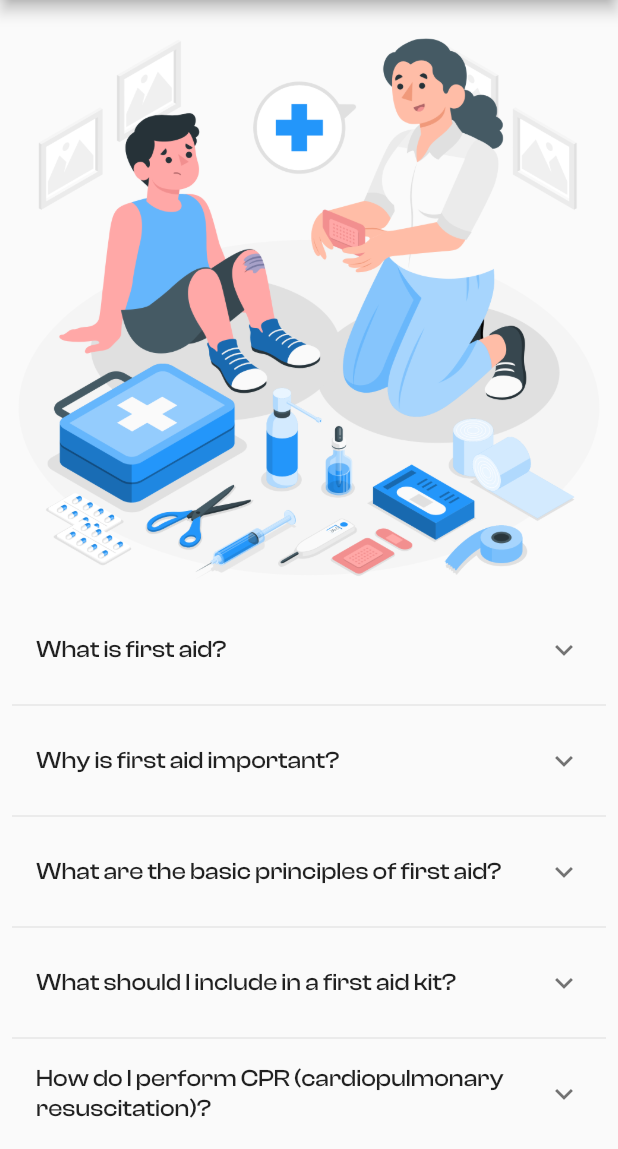
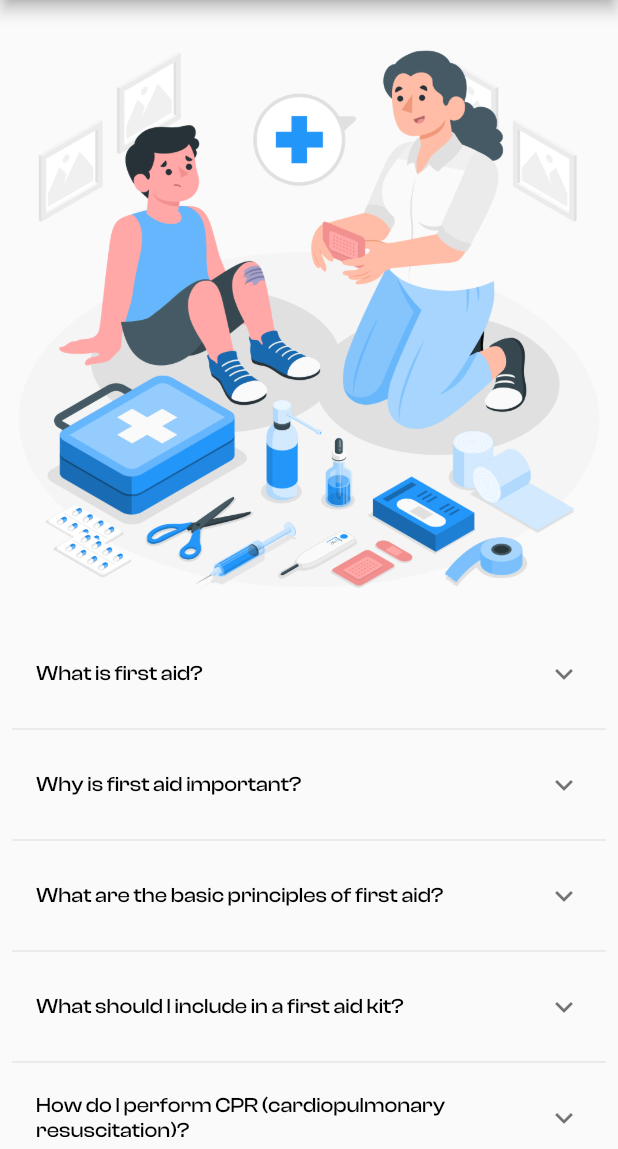
Before and after one commit to Mohamed15Ghaly/Medi-Application, a Flutter app: the Questions screen opened directly, on a phone screen of 412 x 824 dp, the part 87-1236 px from its top. Run offline on Flutter 3.47's test engine with Material 3 defaults, Android fonts, the phone set to English and light mode, and no system bars; our stand-ins replace animated_text_kit, audioplayers, auto_size_text, avatar_glow, awesome_dialog, bloc and 21 more; missing offline and left inert: data_connection_checker_tv, onesignal_flutter, record; accounts and stored records are empty; project files that could hold a hidden picture were left out.

Commit message:
Added responsive design

```diff
--- a/lib/Features/app_menu/presentation/widgets/first_aid_body.dart
+++ b/lib/Features/app_menu/presentation/widgets/first_aid_body.dart
@@ -2,6 +2,7 @@ import 'package:flutter/material.dart';
 import 'package:team/Features/app_menu/data/view_model/question_data.dart';
 import 'package:team/Features/app_menu/presentation/widgets/questions_body.dart';
 import 'package:team/core/utils/medi_image.dart';
+import 'package:team/core/utils/medi_media_query.dart';
 
 class FirstAidBody extends StatelessWidget {
   const FirstAidBody({
@@ -13,7 +14,7 @@ class FirstAidBody extends StatelessWidget {
     return SingleChildScrollView(
       child: Column(
         children: [
-          Image.asset(MediImage.firstAidBody),
+          Image.asset(height:context.height/2,MediImage.firstAidBody),
           const QuestionsBody(
             questions: QuestionsHelpDataViewModel.firstAidData,
           ),
--- a/lib/Features/app_menu/presentation/widgets/follow_us.dart
+++ b/lib/Features/app_menu/presentation/widgets/follow_us.dart
@@ -1,3 +1,4 @@
+import 'package:flutter/cupertino.dart';
 import 'package:flutter/material.dart';
 import 'package:gap/gap.dart';
 import 'package:qr_flutter/qr_flutter.dart';
@@ -15,8 +16,8 @@ class FollowUs extends StatelessWidget {
     return SingleChildScrollView(
       child: Column(
         children: [
-          Image.asset(MediImage.followUs),
-          Text("Scan Our QR Code!", style: TextStyle(fontSize: getResponseFontSize(context: context, fontSize: 30))),
+          Image.asset(height: context.height/2.4,MediImage.followUs),
+          FittedBox(child: Text("Scan Our QR Code!", style: TextStyle(fontSize: getResponseFontSize(context: context, fontSize: 30)))),
           const Text("Follow us on Website", style: TextStyle(fontSize: 16)),
                         Gap(context.height * .005),
 
--- a/lib/Features/app_menu/presentation/widgets/medical_information.dart
+++ b/lib/Features/app_menu/presentation/widgets/medical_information.dart
@@ -1,7 +1,9 @@
+import 'package:flutter/cupertino.dart';
 import 'package:flutter/material.dart';
 import 'package:team/Features/app_menu/data/view_model/question_data.dart';
 import 'package:team/Features/app_menu/presentation/widgets/questions_body.dart';
 import 'package:team/core/utils/medi_image.dart';
+import 'package:team/core/utils/medi_media_query.dart';
 
 class MedicalInformation extends StatelessWidget {
   const MedicalInformation({
@@ -13,7 +15,7 @@ class MedicalInformation extends StatelessWidget {
     return SingleChildScrollView(
       child: Column(
         children: [
-          Image.asset(MediImage.medicalInformation),
+          Image.asset(height: context.height/2,MediImage.medicalInformation),
           const QuestionsBody(
             questions: QuestionsHelpDataViewModel.medicalInformationData,
           ),
--- a/lib/Features/app_menu/presentation/widgets/privacy_policy_condition.dart
+++ b/lib/Features/app_menu/presentation/widgets/privacy_policy_condition.dart
@@ -1,4 +1,5 @@
 import 'package:flutter/material.dart';
+import 'package:get/get.dart';
 import 'package:team/Features/app_menu/data/view_model/question_data.dart';
 import 'package:team/Features/app_menu/presentation/widgets/questions_body.dart';
 import 'package:team/core/utils/medi_image.dart';
@@ -13,7 +14,7 @@ class PrivacyPolicyCondition extends StatelessWidget {
     return SingleChildScrollView(
       child: Column(
         children: [
-          Image.asset(MediImage.privacyPolicyCondition),
+          Image.asset(height: context.height/2,MediImage.privacyPolicyCondition),
           const QuestionsBody(
             questions: QuestionsHelpDataViewModel.privacyPolicyConditions,
           ),
--- a/lib/Features/app_menu/presentation/widgets/question.dart
+++ b/lib/Features/app_menu/presentation/widgets/question.dart
@@ -1,5 +1,7 @@
 
+import 'package:flutter/cupertino.dart';
 import 'package:flutter/material.dart';
+import 'package:flutter/widgets.dart';
 import 'package:team/Features/app_menu/presentation/widgets/first_aid_body.dart';
 import 'package:team/Features/app_menu/presentation/widgets/medical_information.dart';
 import 'package:team/Features/app_menu/presentation/widgets/privacy_policy_condition.dart';
--- a/lib/Features/app_menu/presentation/widgets/questions_item.dart
+++ b/lib/Features/app_menu/presentation/widgets/questions_item.dart
@@ -1,5 +1,7 @@
 import 'package:flutter/material.dart';
 import 'package:team/core/utils/medi_colors.dart';
+
+import '../../../../core/utils/response_font_size.dart';
 
 class QuestionsItem extends StatelessWidget {
   const QuestionsItem({
@@ -12,12 +14,12 @@ class QuestionsItem extends StatelessWidget {
   @override
   Widget build(BuildContext context) {
     return ExpansionTile(
-        title: Text(question),
+        title:DefaultText(txt:question,color: Colors.black,),
         childrenPadding: const EdgeInsets.all(8),
         children: [
-          Text(
-            answer,
-            style: const TextStyle(color: MediColors.fourthColor),
+          DefaultText(
+            txt : answer,
+        color: MediColors.fourthColor,
           ),
         ]);
   }
```
Also changed, not shown: lib/Features/app_menu/presentation/widgets/rate.dart (+5 -6 lines), lib/main.dart (+5 -5 lines), pubspec.lock.
